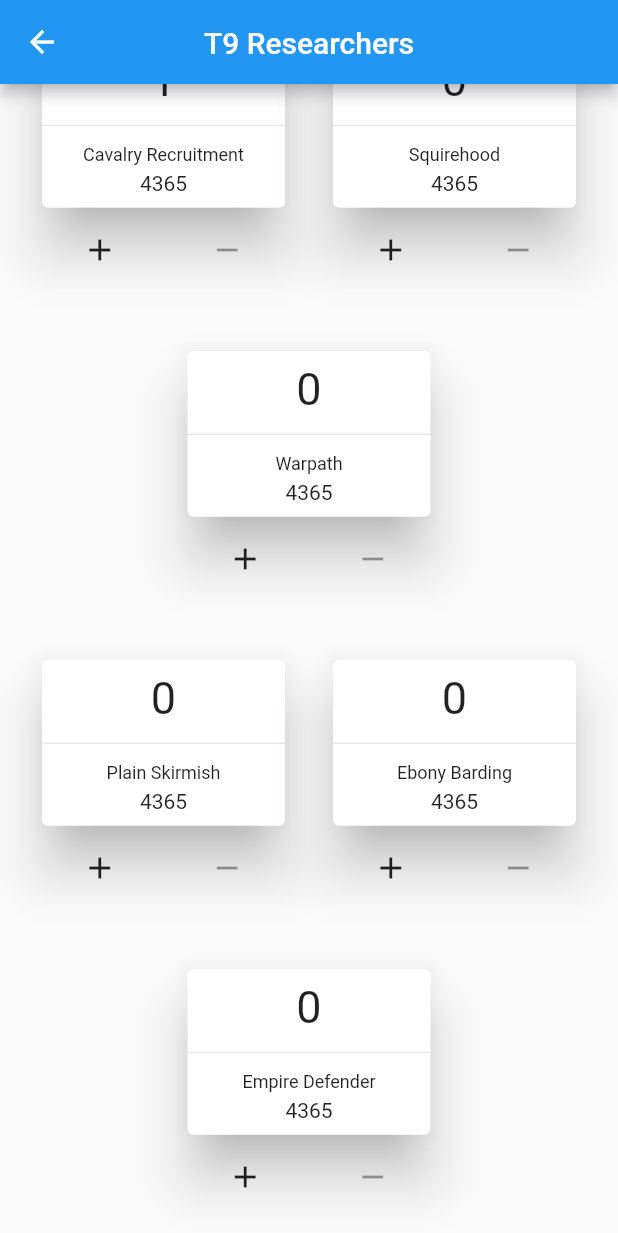
After one commit to smurat/roe, a Flutter app: the T9CalculatorPage screen opened directly, scrolled down 200 dp, after a tap on the "add" icon, on a phone screen of 412 x 824 dp. The commit adds this screen. Shown: the top 1233 px of the screen. Run offline on Flutter 3.47's test engine with Material 2 defaults, Android fonts, the light colour scheme and no system bars; our stand-ins replace get; missing offline and left inert: imagebutton.

Commit message:
T9 calculator eklendi

```diff
--- a/lib/main.dart
+++ b/lib/main.dart
@@ -1,4 +1,5 @@
 import 'package:flutter/material.dart';
+import 'package:get/get.dart';
 
 import 'pages/mainPage.dart';
 
@@ -9,7 +10,7 @@ void main() {
 class MyApp extends StatelessWidget {
   @override
   Widget build(BuildContext context) {
-    return MaterialApp(
+    return GetMaterialApp(
       title: 'Flutter Demo',
       theme: ThemeData(
         primarySwatch: Colors.blue,
--- a/lib/pages/mainPage.dart
+++ b/lib/pages/mainPage.dart
@@ -1,4 +1,8 @@
 import 'package:flutter/material.dart';
+import 'package:get/get.dart';
+import 'package:son_roe/parts/t9calculator/t9mainpage.dart';
+
+
 import 'package:son_roe/widgets/customMenuButton.dart';
 
 class MainPage extends StatelessWidget {
@@ -17,8 +21,15 @@ class MainPage extends StatelessWidget {
             child: Column(
               children: [
                 CustomMenuButton(
-                    onPressed: () {}, buttonTitle: 'T9 Calculator'),
-                CustomMenuButton(onPressed: () {}, buttonTitle: 'null-1'),
+                    onPressed: () {
+                      Get.to(T9CalculatorPage());
+                    },
+                    buttonTitle: 'T9 Calculator'),
+                CustomMenuButton(
+                    onPressed: () {
+                      Get.to(T9CalculatorPage());
+                    },
+                    buttonTitle: 'null-1'),
                 CustomMenuButton(onPressed: () {}, buttonTitle: 'null-1'),
                 CustomMenuButton(onPressed: () {}, buttonTitle: 'null-1'),
               ],
--- /dev/null
+++ b/lib/parts/t9calculator/t9controller.dart
@@ -0,0 +1,58 @@
+import 'package:get/get.dart';
+
+class T9Controlcu extends GetxController {
+  var cavalryRecruiment = 0.obs;
+  var squirehood = 0.obs;
+  var warPath = 0.obs;
+  var plainSkirmish = 0.obs;
+  var ebonyBarding = 0.obs;
+  var empireDefender = 0.obs;
+
+  arttir(int id) {
+    switch (id) {
+      case 0:
+        cavalryRecruiment.value++;
+        break;
+      case 1:
+        squirehood.value++;
+        break;
+      case 2:
+        warPath.value++;
+        break;
+      case 3:
+        plainSkirmish.value++;
+        break;
+      case 4:
+        ebonyBarding.value++;
+        break;
+      case 5:
+        empireDefender.value++;
+        break;
+      default:
+    }
+  }
+
+  azalt(int id) {
+    switch (id) {
+      case 0:
+        cavalryRecruiment.value--;
+        break;
+      case 1:
+        squirehood.value--;
+        break;
+      case 2:
+        warPath.value--;
+        break;
+      case 3:
+        plainSkirmish.value--;
+        break;
+      case 4:
+        ebonyBarding.value--;
+        break;
+      case 5:
+        empireDefender.value--;
+        break;
+      default:
+    }
+  }
+}
--- /dev/null
+++ b/lib/parts/t9calculator/t9mainpage.dart
@@ -0,0 +1,115 @@
+import 'package:flutter/material.dart';
+import 'package:get/get.dart';
+
+import 't9controller.dart';
+import 'widgets/ResearcherContainer.dart';
+
+class T9CalculatorPage extends StatelessWidget {
+  final _cav = [
+    'Cavalry Recruitment',
+    'Squirehood',
+    'Warpath',
+    'Plain Skirmish',
+    'Ebony Barding',
+    'Empire Defender'
+  ];
+
+  final T9Controlcu _controller = Get.put(T9Controlcu());
+
+  @override
+  Widget build(BuildContext context) {
+    return SafeArea(
+      child: Scaffold(
+        body: NestedScrollView(
+            headerSliverBuilder: (context, innerBoxIsScrolled) {
+              return <Widget>[
+                SliverAppBar(
+                  expandedHeight: 200,
+                  floating: false,
+                  pinned: true,
+                  flexibleSpace: FlexibleSpaceBar(
+                    centerTitle: true,
+                    title: Text('T9 Researchers'),
+                    background: Container(color: Colors.amber), //IMAGE gelecek
+                  ),
+                )
+              ];
+            },
+            body: t9Body(_cav)),
+      ),
+    );
+  }
+
+  ListView t9Body(List list) => ListView(
+        children: [
+          Column(
+            children: [
+              Padding(
+                padding: const EdgeInsets.all(12.0),
+                child: Row(
+                  mainAxisAlignment: MainAxisAlignment.center,
+                  children: [
+                    ResearcherContainer(
+                      researchTitle: list[0],
+                      increase: () {
+                        _controller.arttir(0);
+                      },
+                      researchID: 0,
+                      controller: _controller,
+                    ),
+                    ResearcherContainer(
+                      researchTitle: list[1],
+                      controller: _controller,
+                      increase: () {
+                        _controller.arttir(1);
+                      },
+                      researchID: 1,
+                    ),
+                  ],
+                ),
+              ),
+              ResearcherContainer(
+                researchTitle: list[2],
+                controller: _controller,
+                increase: () {
+                  _controller.arttir(2);
+                },
+                researchID: 2,
+              ),
+              Padding(
+                padding: const EdgeInsets.all(12.0),
+                child: Row(
+                  mainAxisAlignment: MainAxisAlignment.center,
+                  children: [
+                    ResearcherContainer(
+                      researchTitle: list[3],
+                      increase: () {
+                        _controller.arttir(3);
+                      },
+                      researchID: 3,
+                      controller: _controller,
+                    ),
+                    ResearcherContainer(
+                      researchTitle: list[4],
+                      increase: () {
+                        _controller.arttir(4);
+                      },
+                      researchID: 4,
+                      controller: _controller,
+                    ),
+                  ],
+                ),
+              ),
+              ResearcherContainer(
+                researchTitle: list[5],
+                increase: () {
+                  _controller.arttir(5);
+                },
+                researchID: 5,
+                controller: _controller,
+              ),
+            ],
+          )
+        ],
+      );
+}
--- /dev/null
+++ b/lib/parts/t9calculator/widgets/ResearcherContainer.dart
@@ -0,0 +1,111 @@
+import 'package:flutter/material.dart';
+import 'package:get/get.dart';
+
+import '../t9controller.dart';
+
+
+class ResearcherContainer extends StatelessWidget {
+  const ResearcherContainer({
+    Key key,
+    @required this.researchTitle,
+    this.controller,
+    this.increase,
+    this.decrease,
+    this.researchID,
+  }) : super(key: key);
+  final String researchTitle;
+  final Function increase;
+  final Function decrease;
+  final T9Controlcu controller;
+  final int researchID;
+
+  @override
+  Widget build(BuildContext context) {
+    return Padding(
+      padding: const EdgeInsets.all(12.0),
+      child: Container(
+        height: MediaQuery.of(context).size.width * 0.5 - 36,
+        width: MediaQuery.of(context).size.width * 0.5 - 36,
+        //color: Colors.red,
+        child: Column(
+          children: [
+            Card(
+              elevation: 15,
+              child: Container(
+                width: (MediaQuery.of(context).size.width * 0.5 - 36),
+
+                height: (MediaQuery.of(context).size.width * 0.5 - 36) * 0.65,
+                //color: Colors.blue,
+                child: Column(
+                  mainAxisAlignment: MainAxisAlignment.spaceBetween,
+                  children: [
+                    Padding(
+                      padding: const EdgeInsets.only(top: 8.0),
+                      child: Obx(() => Text(
+                            '${showLevels(researchID)}',
+                            style: TextStyle(fontSize: 30),
+                          )),
+                    ),
+                    Divider(),
+                    Text('$researchTitle', style: TextStyle(fontSize: 12)),
+                    Padding(
+                      padding: const EdgeInsets.only(bottom: 8.0),
+                      child: Text('4365'),
+                    )
+                  ],
+                ),
+              ),
+            ),
+            Container(
+              child: Row(
+                mainAxisAlignment: MainAxisAlignment.spaceAround,
+                children: [
+                  MaterialButton(
+                    padding: EdgeInsets.all(8),
+                    onPressed: increase,
+                    height: 25,
+                    minWidth: 40,
+                    //color: Colors.blue,
+                    child: Icon(Icons.add),
+                  ),
+                  MaterialButton(
+                    padding: EdgeInsets.all(8),
+                    onPressed: decrease,
+                    height: 25,
+                    minWidth: 40,
+                    child: Icon(Icons.remove),
+                  )
+                ],
+              ),
+            )
+          ],
+        ),
+      ),
+    );
+  }
+
+  int showLevels(int idForVariable) {
+    switch (idForVariable) {
+      case 0:
+        return controller.cavalryRecruiment.value;
+        break;
+      case 1:
+        return controller.squirehood.value;
+        break;
+      case 2:
+        return controller.warPath.value;
+        break;
+      case 3:
+        return controller.plainSkirmish.value;
+        break;
+      case 4:
+        return controller.ebonyBarding.value;
+        break;
+      case 5:
+        return controller.empireDefender.value;
+        break;
+      default:
+        return 0;
+    }
+  }
+}
--- a/pubspec.yaml
+++ b/pubspec.yaml
@@ -29,6 +29,7 @@ dependencies:
   # Use with the CupertinoIcons class for iOS style icons.
   cupertino_icons: ^0.1.3
   imagebutton: ^0.0.6
+  get: ^3.17.1
 
 dev_dependencies:
   flutter_test:
```
Also changed, not shown: pubspec.lock.
